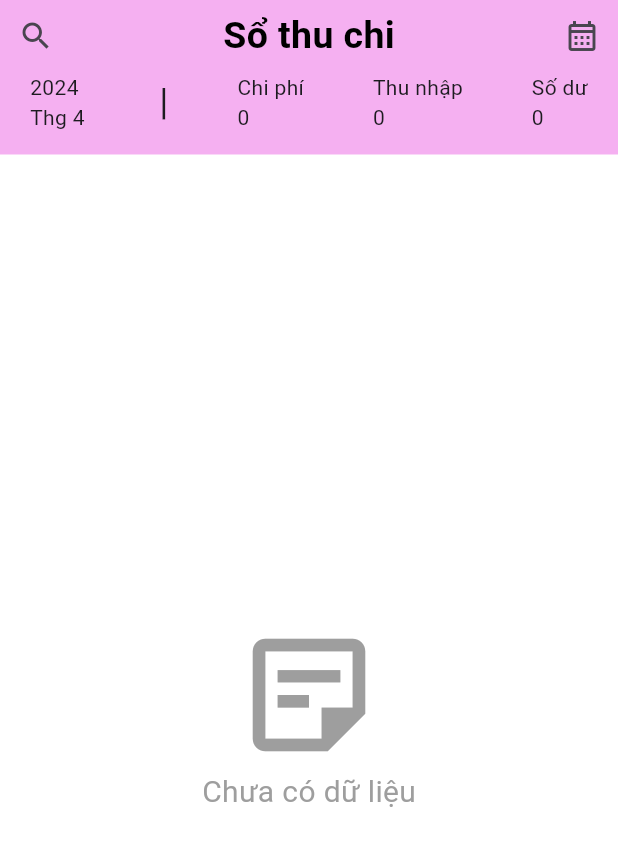
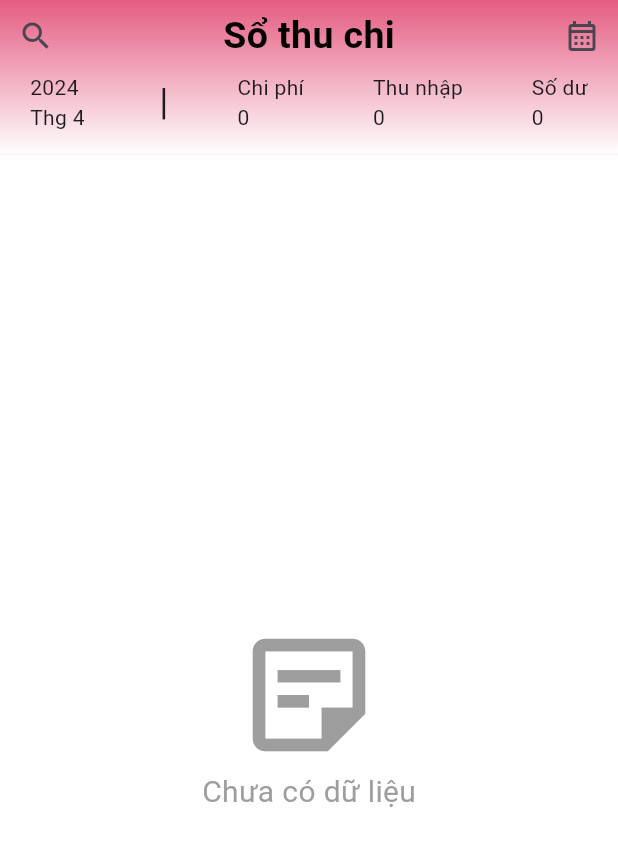
Before and after one commit to hunglydev/money_management, a Flutter app: the screen it shows after launch, on a phone screen of 412 x 824 dp. Shown: the top 846 px of the screen. Run offline on Flutter 3.47's test engine with Material 3 defaults, Android fonts, the phone set to English and light mode, and no system bars.

Commit message:
style: gradient HomeScreen

```diff
--- a/lib/constant/constant.dart
+++ b/lib/constant/constant.dart
@@ -1,8 +1,8 @@
 import 'package:flutter/material.dart';
 
 class AppColor {
-  static const Color primaryColor = Color.fromRGBO(8, 91, 87, 1);
-  static const Color backgroundColor = Color.fromRGBO(245, 176, 241, 1.0);
+  static const Color primaryColor = Color.fromRGBO(228, 92, 129, 1);
+  static const Color backgroundColor = Color.fromRGBO(247, 192, 207, 1.0);
   static const Color black = Colors.black;
 }
 
--- a/lib/screen/home_screen.dart
+++ b/lib/screen/home_screen.dart
@@ -15,6 +15,14 @@ class HomeScreenState extends State<HomeScreen> {
   @override
   Widget build(BuildContext context) {
     return Column(
+      children: [
+        Container(
+          decoration: const BoxDecoration(
+              gradient: LinearGradient(
+                  colors: [AppColor.primaryColor, Colors.white],
+                  begin: Alignment.topCenter,
+                  end: Alignment.bottomCenter)),
+          child: Column(
             children: [
               SizedBox(
                 height: MediaQuery.of(context).padding.top,
@@ -64,6 +72,9 @@ class HomeScreenState extends State<HomeScreen> {
               const SizedBox(
                 height: 15,
               ),
+            ],
+          ),
+        ),
         Container(
           width: MediaQuery.of(context).size.width,
           height: 750,
```
Lines whose indentation alone changed are shown as unchanged.
